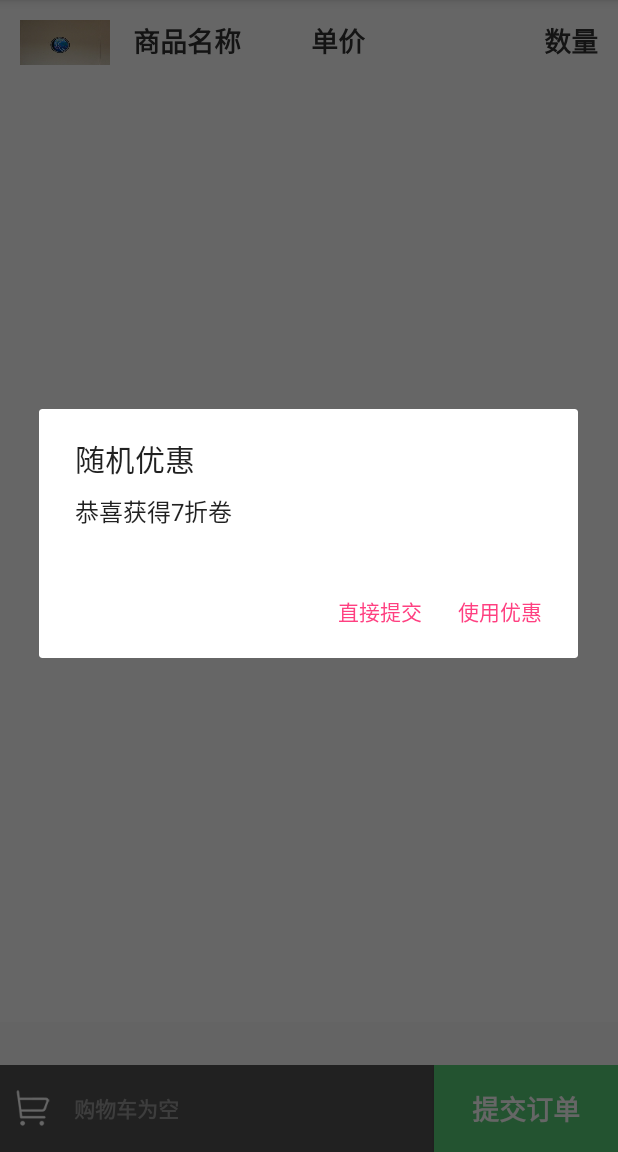
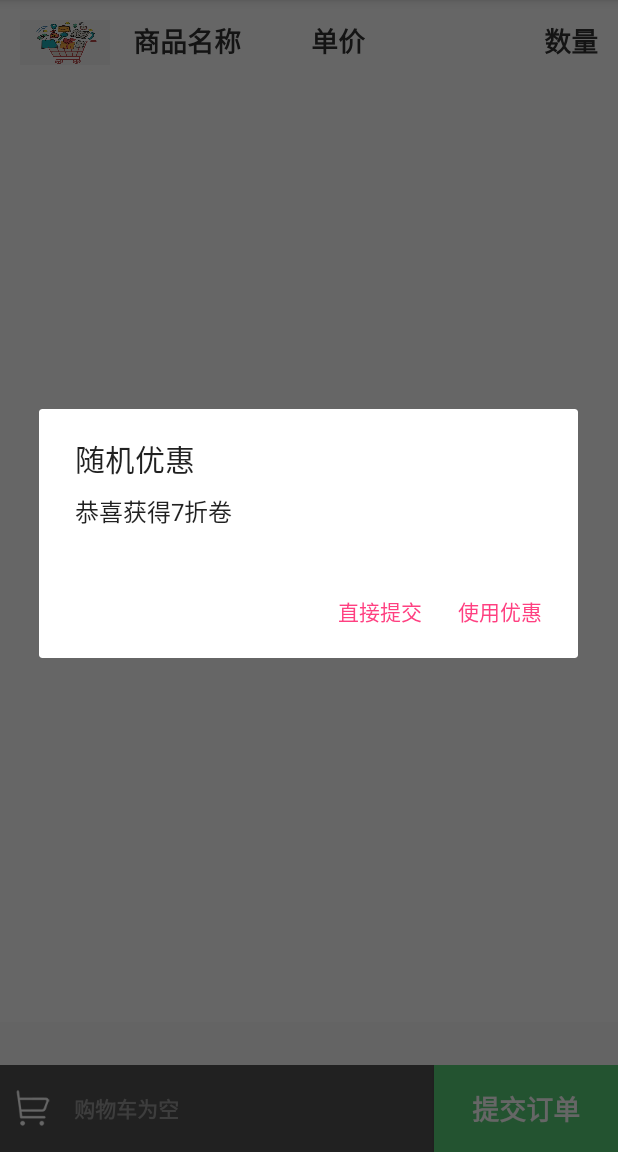
Before and after one commit to Schiz0mania/Android-OrderingApp, an Android app: the screen it shows after launch (BillActivity), after a tap on "提交订单", on a phone screen of 412 x 824 dp, the part 84-1236 px from its top. Run offline under Robolectric (Android 15) with nearby library versions, the phone set to English and light mode, and no system bars; our stand-ins replace EventBus.

Commit message:
layout微调

```diff
--- a/app/src/main/res/layout/billmain.xml
+++ b/app/src/main/res/layout/billmain.xml
@@ -26,7 +26,7 @@
             android:id="@+id/ivGoodsImage"
             android:layout_width="60dp"
             android:layout_height="30dp"
-            android:background="@mipmap/background" />
+            android:background="@mipmap/billhead" />
 
         <LinearLayout
             android:id="@+id/goodsInfo"
```
Also changed, not shown: app/src/main/res/mipmap-xhdpi/billhead.png (added).
